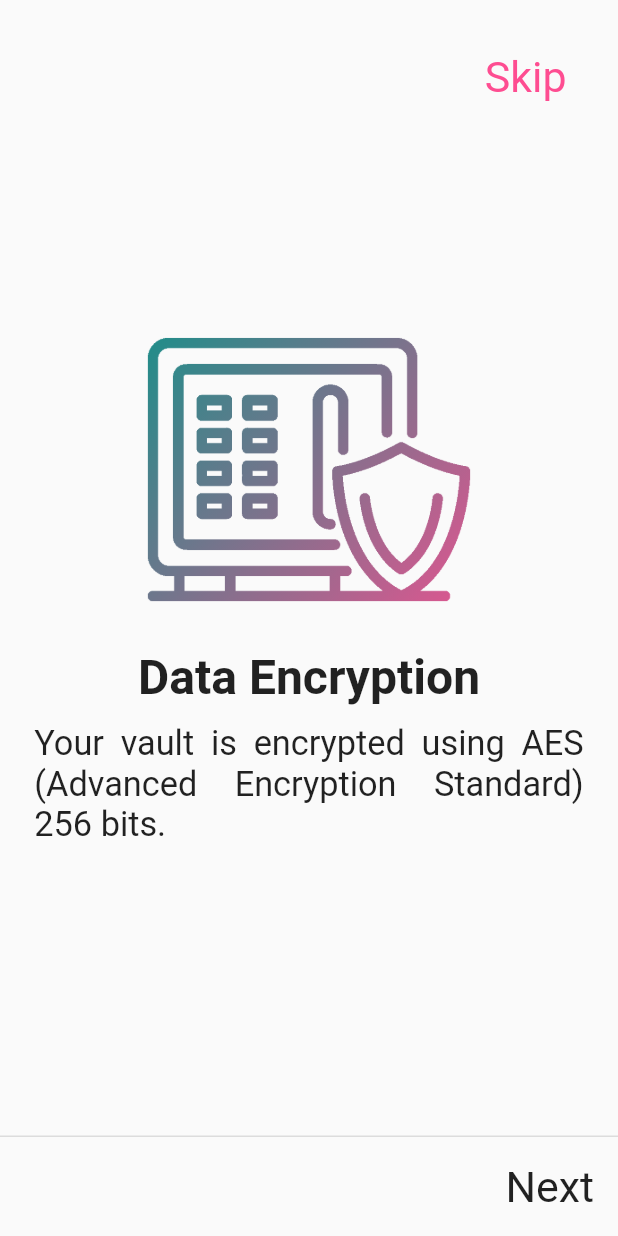
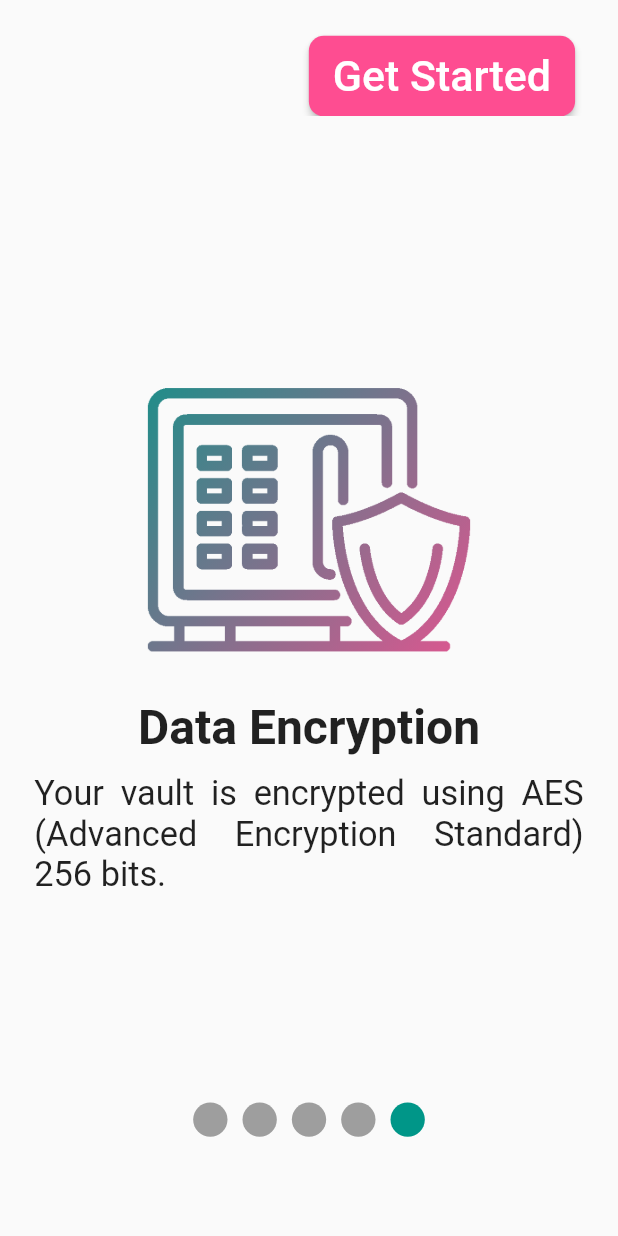
Before and after one commit to nathan-young1/safeSpace, a Flutter app: the screen it shows after launch, swiped to page 5, on a phone screen of 412 x 824 dp. Run offline on Flutter 3.47's test engine with Material 2 defaults, Android fonts, the phone set to English and light mode, and no system bars; our stand-ins replace cloud_firestore, data_connection_checker, file_picker, firebase_auth, firebase_core, firebase_storage and 16 more; missing offline and left inert: aes_crypt, custom_switch, encrypt, flutter_analog_clock, password_strength, random_color; accounts and stored records are empty.

Commit message:
update version 1.0.1+1

```diff
--- a/lib/Introduction/instantlySync.dart
+++ b/lib/Introduction/instantlySync.dart
@@ -13,8 +13,8 @@ class InstantSyncPage extends StatelessWidget {
           color: Colors.transparent,
           child: Image.asset(
             'assets/images/introductionPictures/instantSync.png',
-            height: 380.h,
-            width: 250.w,
+            height: 350.h,
+            width: 230.w,
             fit: BoxFit.fill
           ),
         ),
--- a/lib/Introduction/introPagesHolder.dart
+++ b/lib/Introduction/introPagesHolder.dart
@@ -7,6 +7,7 @@ import 'package:safeSpace/Introduction/vaultKeyPage.dart';
 import 'package:safeSpace/Introduction/welcomePage.dart';
 import 'package:safeSpace/Styles/fontSize.dart';
 import 'package:safeSpace/Core-Services/screenUtilExtension.dart';
+import 'package:shared_preferences/shared_preferences.dart';
 
 class IntroPageHolder extends StatefulWidget {
   @override
@@ -15,26 +16,48 @@ class IntroPageHolder extends StatefulWidget {
 
 class _IntroPageHolderState extends State<IntroPageHolder> {
   //after all pages have shown set is first time to false
+  PageController introPageController = PageController(initialPage: 0);
+  int pageIndex = 0;
   @override
   Widget build(BuildContext context) {
     return SafeArea(
       child: Scaffold(
         extendBodyBehindAppBar: true,
         appBar: AppBar(
-          toolbarHeight: kToolbarHeight+10.h,
+          actionsIconTheme: IconThemeData(size: 30),
+          toolbarHeight: 65.h,
           backgroundColor: Colors.transparent,
           shadowColor: Colors.transparent,
           actions: [
           Padding(
-            padding: EdgeInsets.fromLTRB(0,30.r,30.w,0),
-            child: Text('Skip',style: TextStyle(fontSize: RFontSize.medium,color: secondaryColor),),
+            padding: EdgeInsets.fromLTRB(0,20.h,25.w,0),
+            child: MaterialButton(
+              minWidth: 80.w,
+              color: secondaryColor,
+              shape: RoundedRectangleBorder(borderRadius: BorderRadius.circular(10)),
+              onPressed: () async {
+            SharedPreferences prefs = await SharedPreferences.getInstance();
+            prefs.setBool('isUserFirstTime',false);
+            Navigator.pushReplacementNamed(context,'SignUp');
+              },
+              child: Text((pageIndex!=4)?'Skip':'Get Started',style: TextStyle(fontSize: RFontSize.medium,color: Colors.white))),
           )
         ]),
-        persistentFooterButtons: [Padding(
-          padding: const EdgeInsets.all(8.0),
-          child: Text('Next',style: TextStyle(fontSize: RFontSize.medium),),
-        )],
+        bottomSheet: Padding(
+          padding: EdgeInsets.only(bottom: 50.h),
+          child: Row(
+                mainAxisAlignment: MainAxisAlignment.center,
+              children: [
+                 pageIndicator(isActive: pageIndex==0,index: 0),
+                 pageIndicator(isActive: pageIndex==1,index: 1),
+                 pageIndicator(isActive: pageIndex==2,index: 2),
+                 pageIndicator(isActive: pageIndex==3,index: 3),
+                 pageIndicator(isActive: pageIndex==4,lastIndicator: true,index: 4),
+                  ]),
+        ),
         body: PageView(
+          controller: introPageController,
+          onPageChanged: (int currentIndex)=> setState(()=> pageIndex=currentIndex),
           children: [
             WelcomePage(),
             VaultKeyPage(),
@@ -46,4 +69,24 @@ class _IntroPageHolderState extends State<IntroPageHolder> {
       ),
     );
   }
+
+  Widget pageIndicator({bool isActive,bool lastIndicator = false,int index}) {
+
+    return Padding(
+      padding: EdgeInsets.only(right: (!lastIndicator)?10:0),
+      child: GestureDetector(
+        onTap: () => introPageController.animateToPage(
+          index,
+          duration: Duration(milliseconds: 500),
+          curve: Curves.easeOut
+        ),
+        child: Container(
+           height: 30.h,
+           width: 20.w,
+           decoration: BoxDecoration(
+             color: (isActive)?mainColor:Colors.grey,
+             shape: BoxShape.circle)),
+      ),
+    );
 }
+}
--- a/lib/Introduction/mineSecurePasswordPage.dart
+++ b/lib/Introduction/mineSecurePasswordPage.dart
@@ -18,8 +18,8 @@ class _MinePasswordPageState extends State<MinePasswordPage> {
           color: Colors.transparent,
           child: Image.asset(
             'assets/images/introductionPictures/mineSecurePasswords.jpg',
-            height: 380.h,
-            width: 250.w,
+            height: 350.h,
+            width: 230.w,
             fit: BoxFit.fill
           ),
         ),
--- a/pubspec.yaml
+++ b/pubspec.yaml
@@ -15,7 +15,7 @@ publish_to: 'none' # Remove this line if you wish to publish to pub.dev
 # In iOS, build-name is used as CFBundleShortVersionString while build-number used as CFBundleVersion.
 # Read more about iOS versioning at
 # https://developer.apple.com/library/archive/documentation/General/Reference/InfoPlistKeyReference/Articles/CoreFoundationKeys.html
-version: 1.0.0+2
+version: 1.0.1+1
 
 environment:
   sdk: ">=2.7.0 <3.0.0"
```
Also changed, not shown: 1 other file.
